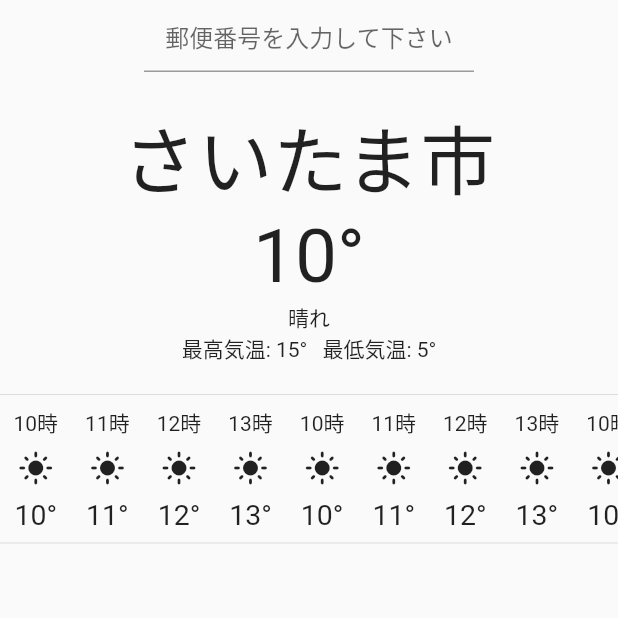
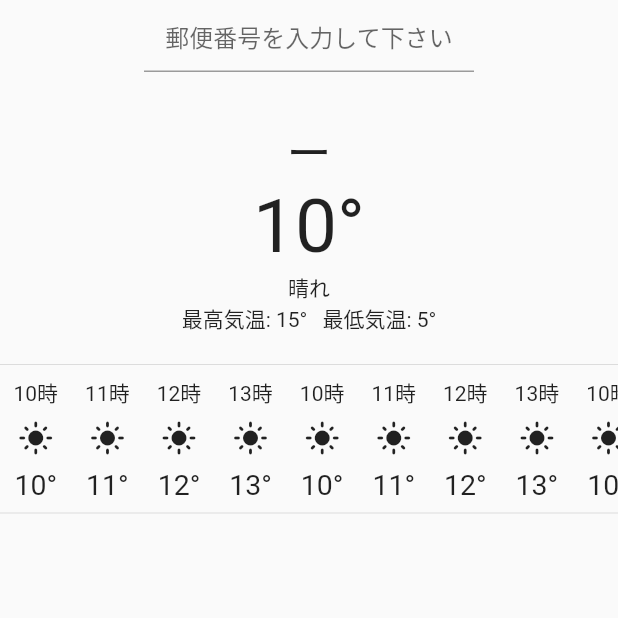
Before and after one commit to tomohiro1024/weatherApp, a Flutter app: the screen it shows after launch, on a phone screen of 412 x 824 dp, the top half of it. Run offline on Flutter 3.47's test engine with Material 2 defaults, Android fonts, the phone set to English and light mode, and no system bars.

Commit message:
エラーメッセージの追加

```diff
--- a/lib/top_page.dart
+++ b/lib/top_page.dart
@@ -14,6 +14,11 @@ class _TopPageState extends State<TopPage> {
   // 現在の天気情報
   Weather currentWeather = Weather(
       10, 15, 5, '晴れ', 5.5, 5.5, '晴れ', DateTime(2022, 1, 30, 12, 10), 50, 10);
+
+  String? address = 'ー';
+
+  String? errorMessage;
+
   // 1時間ごとの天気情報
   List<Weather> hourlyWeather = [
     Weather(10, 15, 5, '晴れ', 5.5, 5.5, '晴れ', DateTime(2022, 1, 30, 10), 50, 10),
@@ -29,28 +34,12 @@ class _TopPageState extends State<TopPage> {
     Weather(12, 15, 5, '雨', 5.5, 5.5, '晴れ', DateTime(2022, 1, 30, 12), 70, 10),
     Weather(13, 15, 5, '台風', 5.5, 5.5, '晴れ', DateTime(2022, 1, 30, 13), 80, 10),
   ];
-  // 日毎の天気情報
-  List<Weather> dailyWeather = [
-    Weather(10, 15, 5, '晴れ', 5.5, 5.5, '晴れ', DateTime(2022, 1, 27), 50, 10),
-    Weather(11, 16, 6, '曇り', 5.5, 5.5, '晴れ', DateTime(2022, 1, 28), 60, 10),
-    Weather(12, 17, 7, '雨', 5.5, 5.5, '晴れ', DateTime(2022, 1, 29), 70, 10),
-    Weather(13, 18, 8, '台風', 5.5, 5.5, '晴れ', DateTime(2022, 1, 30), 80, 10),
-    Weather(10, 15, 5, '晴れ', 5.5, 5.5, '晴れ', DateTime(2022, 1, 27), 50, 10),
-    Weather(11, 16, 6, '曇り', 5.5, 5.5, '晴れ', DateTime(2022, 1, 28), 60, 10),
-    Weather(12, 17, 7, '雨', 5.5, 5.5, '晴れ', DateTime(2022, 1, 29), 70, 10),
-    Weather(13, 18, 8, '台風', 5.5, 5.5, '晴れ', DateTime(2022, 1, 30), 80, 10),
-    Weather(10, 15, 5, '晴れ', 5.5, 5.5, '晴れ', DateTime(2022, 1, 27), 50, 10),
-    Weather(11, 16, 6, '曇り', 5.5, 5.5, '晴れ', DateTime(2022, 1, 28), 60, 10),
-    Weather(12, 17, 7, '雨', 5.5, 5.5, '晴れ', DateTime(2022, 1, 29), 70, 10),
-    Weather(13, 18, 8, '台風', 5.5, 5.5, '晴れ', DateTime(2022, 1, 30), 80, 10),
-  ];
-
-  List<String> weekDay = ['月', '火', '水', '木', '金', '土', '日'];
 
   @override
   Widget build(BuildContext context) {
     return Scaffold(
-      body: SafeArea(
+      body: SingleChildScrollView(
+        child: SafeArea(
           child: Column(
             children: [
               Column(
@@ -59,17 +48,38 @@ class _TopPageState extends State<TopPage> {
                       width: 220,
                       child: TextField(
                         onSubmitted: (value) async {
-                        String? address;
-                        address = await ZipCode.searchAddressFromZipCode(value);
-                        print(address);
+                          Map<String, String> response = {};
+                          response =
+                              (await ZipCode.searchAddressFromZipCode(value))!;
+                          // responseの'message'というキーに値が入ってきた(エラーが出た)場合に入ってくる変数
+                          errorMessage = response['message'];
+                          if (errorMessage != null) {
+                            final snackBar = SnackBar(
+                              backgroundColor: Colors.red,
+                              content: Text(errorMessage!),
+                            );
+                            ScaffoldMessenger.of(context)
+                                .showSnackBar(snackBar);
+                          }
+                          // responseの'address'というキーが含んでいた場合、変数addressに'address'の値を入れる
+                          if (response.containsKey('address')) {
+                            address = response['address'];
+                          }
+                          print(response);
+                          setState(() {});
                         },
                         textAlign: TextAlign.center,
                         decoration: InputDecoration(hintText: '郵便番号を入力して下さい'),
                       )),
-                SizedBox(height: 20),
+                  // errorMessageに値が入っていない(エラーじゃない)場合何も表示しない
+                  // Text(
+                  //   errorMessage == null ? '' : errorMessage!,
+                  //   style: TextStyle(color: Colors.red),
+                  // ),
+                  SizedBox(height: 30),
                   Text(
-                  'さいたま市',
-                  style: TextStyle(fontSize: 50),
+                    address!,
+                    style: TextStyle(fontSize: 30),
                   ),
                   Text(
                     '${currentWeather.temp}°',
@@ -163,6 +173,7 @@ class _TopPageState extends State<TopPage> {
             ],
           ),
         ),
+      ),
     );
   }
 }
```
Also changed, not shown: lib/zip_code.dart (+16 -3 lines). Lines whose indentation alone changed are shown as unchanged.
